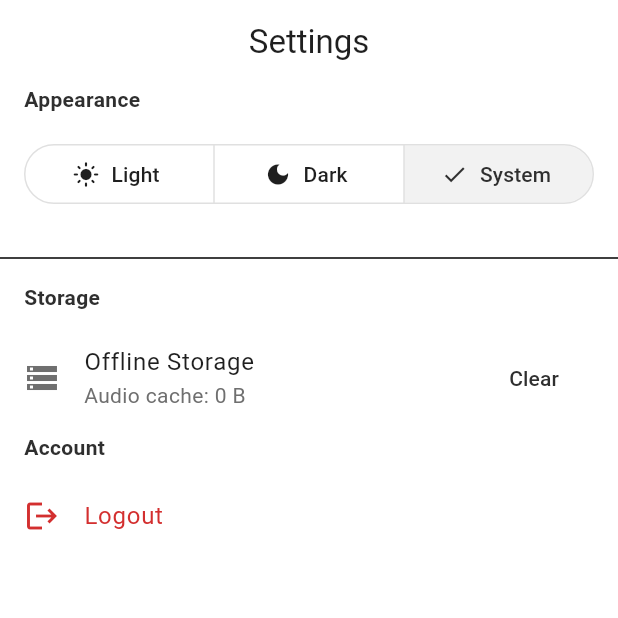
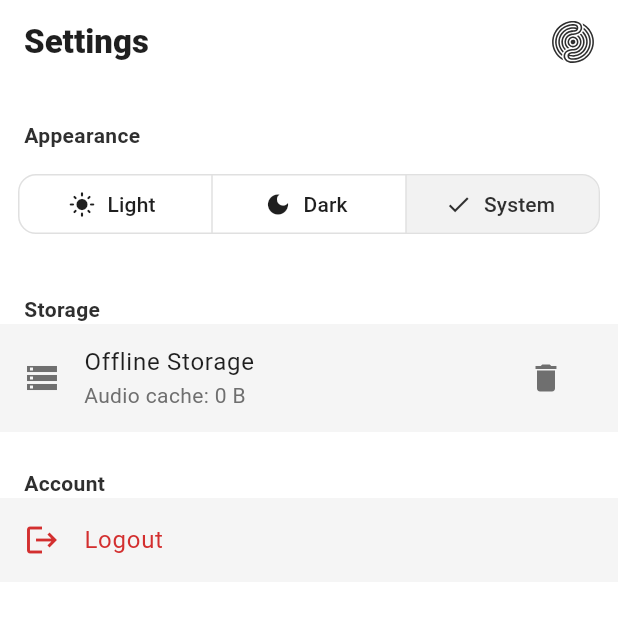
Before and after one commit to dirgaydtm/echion, a Flutter app: the SettingsPage screen opened directly, on a phone screen of 412 x 824 dp, the top half of it. Run offline on Flutter 3.47's test engine with Material 3 defaults, Android fonts, the phone set to English and light mode, and no system bars; our stand-ins replace cached_network_image, dio, file_picker, flutter_riverpod, flutter_svg, hive_flutter and 2 more; accounts and stored records are empty.

Commit message:
feat(settings): improve settings page

```diff
--- a/lib/features/settings/presentation/pages/settings_page.dart
+++ b/lib/features/settings/presentation/pages/settings_page.dart
@@ -8,8 +8,10 @@ import '../../providers/settings_provider.dart';
 import '../widgets/profile_tile.dart';
 import '../widgets/theme_picker.dart';
 import '../widgets/storage_tile.dart';
+import '../widgets/logout_tile.dart';
 import '../../../../core/widgets/section_header.dart';
 import '../../../../core/widgets/confirm_dialog.dart';
+import '../../../../core/widgets/custom_app_bar.dart';
 
 class SettingsPage extends ConsumerWidget {
   const SettingsPage({super.key});
@@ -20,32 +22,31 @@ class SettingsPage extends ConsumerWidget {
     final authState = ref.watch(authProvider);
 
     return Scaffold(
-      appBar: AppBar(title: const Text('Settings'), centerTitle: true),
+      appBar: CustomAppBar(title: 'Settings'),
       body: ListView(
         children: [
           if (authState.user != null) ...[
             const SizedBox(height: 16),
             ProfileTile(user: authState.user!),
-            const Divider(height: 32),
           ],
+          const SizedBox(height: 24),
           const SectionHeader('Appearance'),
-          const SizedBox(height: 16),
           ThemePicker(
             selected: settingsState.themeMode,
-            onChanged: (m) => ref.read(settingsProvider.notifier).setThemeMode(m),
+            onChanged: (m) =>
+                ref.read(settingsProvider.notifier).setThemeMode(m),
           ),
-          const SizedBox(height: 16),
-          const Divider(height: 32),
+          const SizedBox(height: 24),
           const SectionHeader('Storage'),
-          const SizedBox(height: 8),
           StorageTile(
             cacheSize: settingsState.cacheSize,
             isClearing: settingsState.isClearingCache,
             onClear: () => _clearCache(context, ref),
           ),
+
+          const SizedBox(height: 24),
           const SectionHeader('Account'),
-          const SizedBox(height: 8),
-          _LogoutTile(onLogout: () => _logout(context, ref)),
+          LogoutTile(onLogout: () => _logout(context, ref)),
         ],
       ),
     );
@@ -81,19 +82,3 @@ class SettingsPage extends ConsumerWidget {
     }
   }
 }
-
-class _LogoutTile extends StatelessWidget {
-  final VoidCallback onLogout;
-
-  const _LogoutTile({required this.onLogout});
-
-  @override
-  Widget build(BuildContext context) {
-    final colorScheme = Theme.of(context).colorScheme;
-    return ListTile(
-      leading: Icon(Icons.logout, color: colorScheme.error),
-      title: Text('Logout', style: TextStyle(color: colorScheme.error)),
-      onTap: onLogout,
-    );
-  }
-}
--- /dev/null
+++ b/lib/features/settings/presentation/widgets/logout_tile.dart
@@ -0,0 +1,18 @@
+import 'package:flutter/material.dart';
+
+class LogoutTile extends StatelessWidget {
+  final VoidCallback onLogout;
+
+  const LogoutTile({super.key, required this.onLogout});
+
+  @override
+  Widget build(BuildContext context) {
+    final colorScheme = Theme.of(context).colorScheme;
+    return ListTile(
+      tileColor: colorScheme.surfaceContainer,
+      leading: Icon(Icons.logout, color: colorScheme.error),
+      title: Text('Logout', style: TextStyle(color: colorScheme.error)),
+      onTap: onLogout,
+    );
+  }
+}
--- a/lib/features/settings/presentation/widgets/profile_tile.dart
+++ b/lib/features/settings/presentation/widgets/profile_tile.dart
@@ -1,7 +1,6 @@
 import 'package:flutter/material.dart';
 import '../../../auth/data/user_model.dart';
 
-/// User profile tile widget
 class ProfileTile extends StatelessWidget {
   final UserModel user;
 
@@ -14,12 +13,16 @@ class ProfileTile extends StatelessWidget {
     return ListTile(
       leading: CircleAvatar(
         backgroundColor: colorScheme.primary,
+        radius: 28,
         child: Text(
           user.name.isNotEmpty ? user.name[0].toUpperCase() : '?',
           style: TextStyle(color: colorScheme.onPrimary),
         ),
       ),
-      title: Text(user.name, style: const TextStyle(fontWeight: FontWeight.bold)),
+      title: Text(
+        user.name,
+        style: const TextStyle(fontWeight: FontWeight.bold),
+      ),
       subtitle: Text(user.email),
     );
   }
--- a/lib/features/settings/presentation/widgets/storage_tile.dart
+++ b/lib/features/settings/presentation/widgets/storage_tile.dart
@@ -1,6 +1,5 @@
 import 'package:flutter/material.dart';
 
-/// Storage/cache tile widget with clear button
 class StorageTile extends StatelessWidget {
   final String cacheSize;
   final bool isClearing;
@@ -15,17 +14,15 @@ class StorageTile extends StatelessWidget {
 
   @override
   Widget build(BuildContext context) {
+    final colorScheme = Theme.of(context).colorScheme;
     return ListTile(
+      tileColor: colorScheme.surfaceContainer,
       leading: const Icon(Icons.storage),
       title: const Text('Offline Storage'),
       subtitle: Text('Audio cache: $cacheSize'),
       trailing: isClearing
-          ? const SizedBox(
-              width: 24,
-              height: 24,
-              child: CircularProgressIndicator(strokeWidth: 2),
-            )
-          : TextButton(onPressed: onClear, child: const Text('Clear')),
+          ? const SizedBox(width: 24, height: 24)
+          : IconButton(onPressed: onClear, icon: const Icon(Icons.delete)),
     );
   }
 }
--- a/lib/features/settings/presentation/widgets/theme_picker.dart
+++ b/lib/features/settings/presentation/widgets/theme_picker.dart
@@ -1,6 +1,5 @@
 import 'package:flutter/material.dart';
 
-/// Theme mode picker widget
 class ThemePicker extends StatelessWidget {
   final ThemeMode selected;
   final ValueChanged<ThemeMode> onChanged;
@@ -14,8 +13,13 @@ class ThemePicker extends StatelessWidget {
   @override
   Widget build(BuildContext context) {
     return Padding(
-      padding: const EdgeInsets.symmetric(horizontal: 16),
+      padding: const EdgeInsets.all(12),
       child: SegmentedButton<ThemeMode>(
+        style: SegmentedButton.styleFrom(
+          shape: RoundedRectangleBorder(
+            borderRadius: BorderRadius.circular(12),
+          ),
+        ),
         segments: const [
           ButtonSegment(
             value: ThemeMode.light,
```
